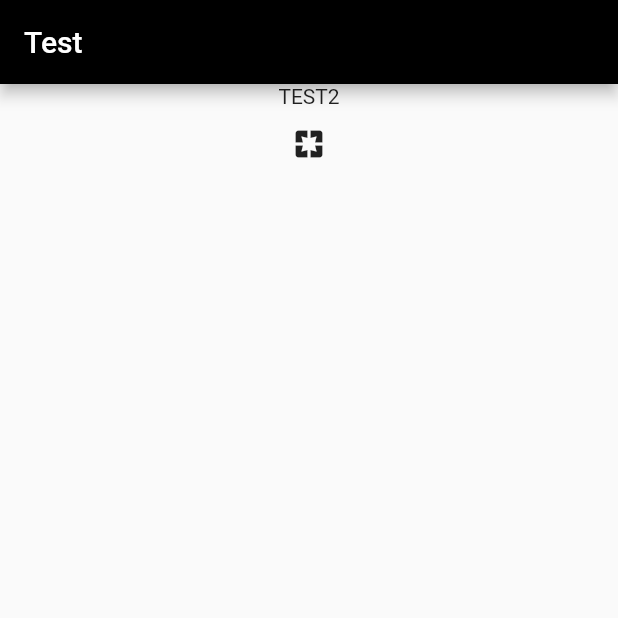
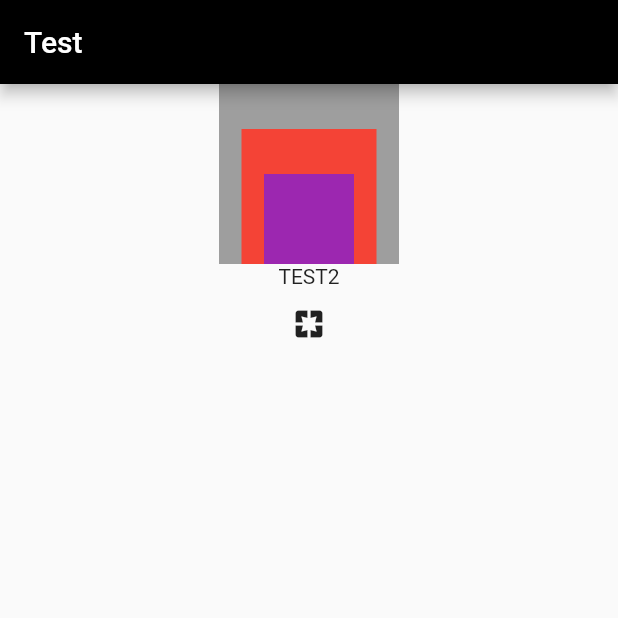
Before and after one commit to George47/Genius, a Flutter app: the screen it shows after launch, on a phone screen of 412 x 824 dp, the top half of it. Run offline on Flutter 3.47's test engine with Material 2 defaults, Android fonts, the phone set to English and light mode, and no system bars; our stand-ins replace firebase_auth; accounts and stored records are empty.

Commit message:
trying out stack

```diff
--- a/lib/gen_home2.dart
+++ b/lib/gen_home2.dart
@@ -14,6 +14,38 @@ class _GenHome2State extends State<GenHome2> {
       body: new Center(
         child: new Column(
           children: <Widget>[
+            Stack(
+              alignment: AlignmentDirectional.bottomCenter,
+              children: <Widget>[
+                SizedBox(
+                  width: 120,
+                  height: 120,
+                  child: const DecoratedBox(
+                    decoration: const BoxDecoration(
+                      color: Colors.grey,
+                    ),
+                  ),
+                ),
+                SizedBox(
+                  width: 90,
+                  height: 90,
+                  child: const DecoratedBox(
+                    decoration: const BoxDecoration(
+                      color: Colors.red,
+                    ),
+                  ),
+                ),
+                SizedBox(
+                  width: 60,
+                  height: 60,
+                  child: const DecoratedBox(
+                    decoration: const BoxDecoration(
+                      color: Colors.purple,
+                    ),
+                  ),
+                ),
+              ],
+            ),
             Text('TEST2'),
             IconButton(icon: new Icon(Icons.pages),
               onPressed: () {
```
